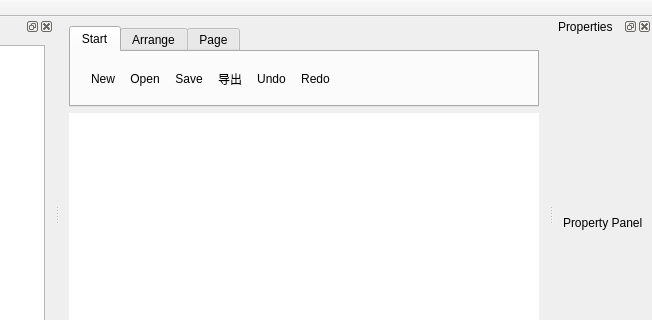
Qt form MyPaint/mainwindow.ui (sapphire-YE/111) before a commit; both pictures show x 220 to 872 and y 0 to 320 of the 872 by 432 pixel window.
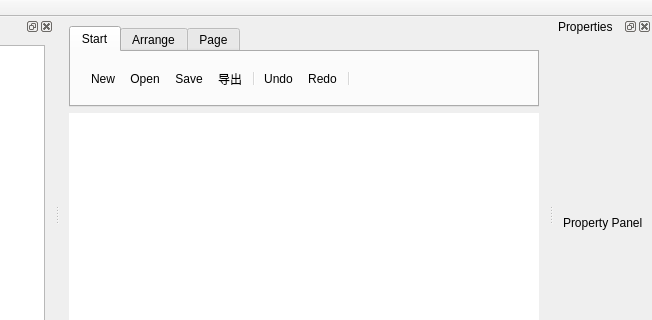
The same form after that commit.

```diff
--- a/MyPaint/mainwindow.ui
+++ b/MyPaint/mainwindow.ui
@@ -34,8 +34,10 @@
           <addaction name="actionOpen"/>
           <addaction name="actionSave"/>
           <addaction name="actionExport"/>
+          <addaction name="separator"/>
           <addaction name="actionUndo"/>
           <addaction name="actionRedo"/>
+          <addaction name="separator"/>
          </widget>
         </item>
        </layout>
```
